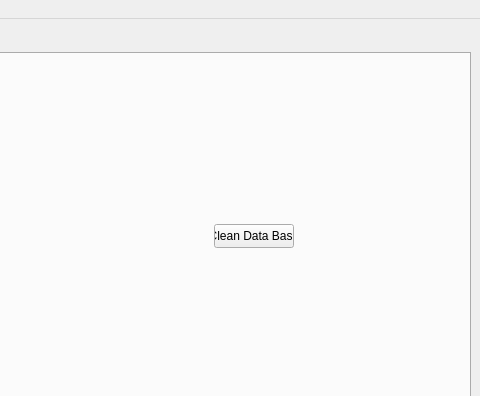
The window that mainwindow.ui (EugenYepes/Central_monitoreo_aire_AppQT) describes before a commit, drawn with Qt 5; both pictures show x 517 to 997 and y 0 to 396 of the 997 by 596 pixel window.
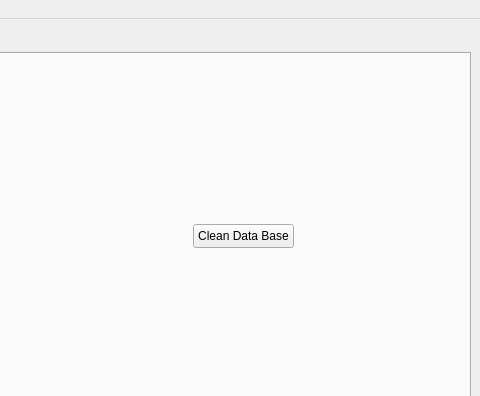
The same window after the commit. The open tabs and pages were chosen to show the change.

Commit message: Fix data base path and add fonts to labels

The edit to the form file:
```diff
--- a/mainwindow.ui
+++ b/mainwindow.ui
@@ -225,9 +225,9 @@
        <widget class="QPushButton" name="pushButto_deleteAllDB">
         <property name="geometry">
          <rect>
-          <x>720</x>
+          <x>699</x>
           <y>170</y>
-          <width>80</width>
+          <width>101</width>
           <height>24</height>
          </rect>
         </property>
```
Left out of the diff: 17 changed lines with no effect on the pictures. The commit also changes 4 other files.
